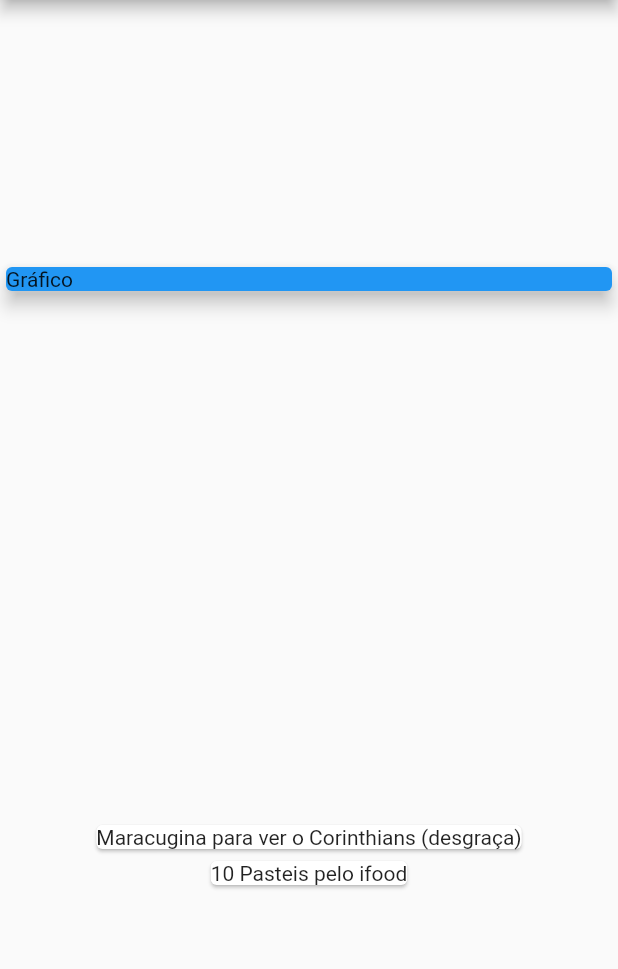
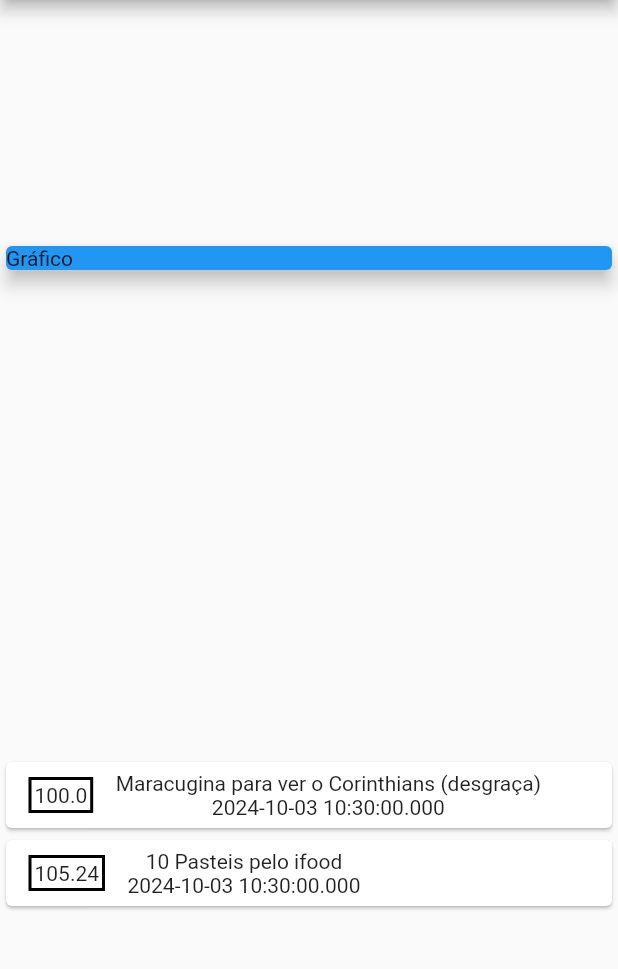
Before and after one commit to GilRossi/DespesasPessoais, a Flutter app: the screen it shows after launch, on a phone screen of 412 x 824 dp, the part 84-1053 px from its top. Run offline on Flutter 3.47's test engine with Material 2 defaults, Android fonts, the phone set to English and light mode, and no system bars.

Commit message:
Estilização valores

```diff
--- a/lib/main.dart
+++ b/lib/main.dart
@@ -52,7 +52,30 @@ class MyHomePage extends StatelessWidget {
           Column(
             children: _transactions.map((tr) {
               return Card(
-                child: Text(tr.title),
+                child: Row(
+                  children: <Widget>[
+                    Container(
+                      margin: EdgeInsets.symmetric(
+                        horizontal: 15,
+                        vertical: 10,
+                      ),
+                      decoration: BoxDecoration(
+                        border: Border.all(
+                          color: Colors.black,
+                          width: 2,
+                        ),
+                      ),
+                      padding: EdgeInsets.all(2),
+                      child: Text(tr.value.toString()),
+                    ),
+                    Column(
+                      children: <Widget>[
+                        Text(tr.title),
+                        Text(tr.date.toString()),
+                      ],
+                    )
+                  ],
+                ),
               );
             }).toList(),
           )
@@ -61,6 +84,3 @@ class MyHomePage extends StatelessWidget {
     );
   }
 }
-/*
-
-} */
```
